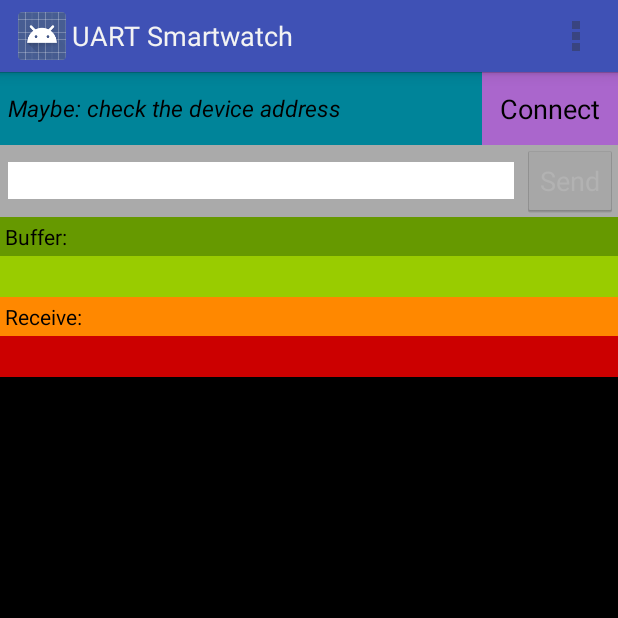
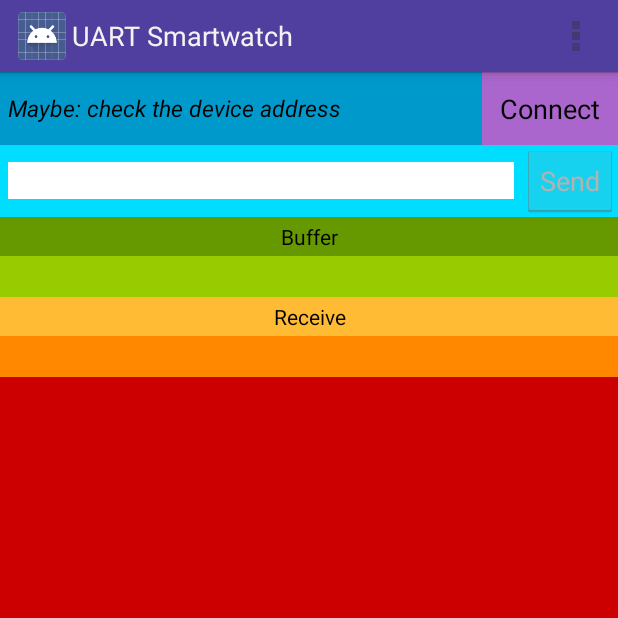
Before and after one commit to no-go/UART-Smartwatch, an Android app: the screen it shows after launch (MainActivity), on a phone screen of 412 x 824 dp, the top half of it. Run offline under Robolectric (Android 15) with nearby library versions, the light colour scheme and no system bars; 2 statements that could not run were skipped.

```diff
--- a/UART-Smartwatch_App/app/build.gradle
+++ b/UART-Smartwatch_App/app/build.gradle
@@ -7,8 +7,8 @@ android {
         applicationId "click.dummer.UartSmartwatch"
         minSdkVersion 19
         targetSdkVersion 22
-        versionCode 12
-        versionName "1.2"
+        versionCode 13
+        versionName "1.3"
     }
 
 
--- a/UART-Smartwatch_App/app/src/main/res/layout/main.xml
+++ b/UART-Smartwatch_App/app/src/main/res/layout/main.xml
@@ -5,7 +5,7 @@
     android:layout_height="fill_parent"
     android:orientation="vertical"
     android:weightSum="1"
-    android:background="@android:color/black">
+    android:background="@android:color/holo_red_dark">
 
     <RelativeLayout
         android:layout_width="match_parent"
@@ -20,13 +20,12 @@
             android:textStyle="italic"
             android:textIsSelectable="false"
             android:textSize="15dp"
-            android:alpha="0.6"
             android:layout_alignParentTop="true"
             android:layout_alignBottom="@+id/btn_select"
             android:gravity="left|center_vertical"
             android:padding="5dp"
             android:layout_alignParentStart="true"
-            android:background="@android:color/holo_blue_bright"
+            android:background="@android:color/holo_blue_dark"
             android:layout_toStartOf="@+id/btn_select" />
 
         <Button
@@ -43,7 +42,7 @@
     <RelativeLayout
         android:layout_width="match_parent"
         android:layout_height="wrap_content"
-        android:background="@android:color/darker_gray">
+        android:background="@android:color/holo_blue_bright">
 
         <Button
             android:id="@+id/sendButton"
@@ -89,11 +88,12 @@
                 android:layout_width="match_parent"
                 android:layout_height="wrap_content"
                 android:fastScrollAlwaysVisible="false"
-                android:text="Buffer:"
+                android:text="Buffer"
                 android:textAppearance="?android:attr/textAppearanceSmall"
                 android:padding="3dp"
                 android:background="@android:color/holo_green_dark"
-                android:textColor="@android:color/black" />
+                android:textColor="@android:color/black"
+                android:gravity="center_horizontal" />
 
             <TextView
                 android:id="@+id/listMessage"
@@ -112,18 +112,19 @@
                 android:layout_width="match_parent"
                 android:layout_height="wrap_content"
                 android:id="@+id/receiveTitle"
-                android:background="@android:color/holo_orange_dark"
+                android:background="@android:color/holo_orange_light"
                 android:textColor="@android:color/black"
-                android:text="Receive:"
-                android:padding="3dp" />
+                android:text="Receive"
+                android:padding="3dp"
+                android:gravity="center_horizontal" />
 
             <TextView
                 android:layout_width="match_parent"
                 android:layout_height="wrap_content"
                 android:id="@+id/receiveText"
-                android:background="@android:color/holo_red_dark"
+                android:background="@android:color/holo_orange_dark"
                 android:textStyle="bold"
-                android:textColor="@android:color/white"
+                android:textColor="@android:color/background_light"
                 android:typeface="monospace"
                 android:padding="5dp"
                 android:textSize="12dp"
--- a/UART-Smartwatch_App/app/src/main/res/values/colors.xml
+++ b/UART-Smartwatch_App/app/src/main/res/values/colors.xml
@@ -1,6 +1,6 @@
 <?xml version="1.0" encoding="utf-8"?>
 <resources>
-    <color name="colorPrimary">#3f51b5</color>
-    <color name="colorPrimaryDark">#303f9f</color>
+    <color name="colorPrimary">#503f9f</color>
+    <color name="colorPrimaryDark">#903fdf</color>
     <color name="colorAccent">#ff8140</color>
 </resources>
```
Also changed, not shown: UART-Smartwatch_App/app/src/main/java/click/dummer/UartSmartwatch/MainActivity.java (+11 -4 lines), UART-Smartwatch_App/app/src/main/java/click/dummer/UartSmartwatch/NotificationService.java (+10 -0 lines), 1 other file.
